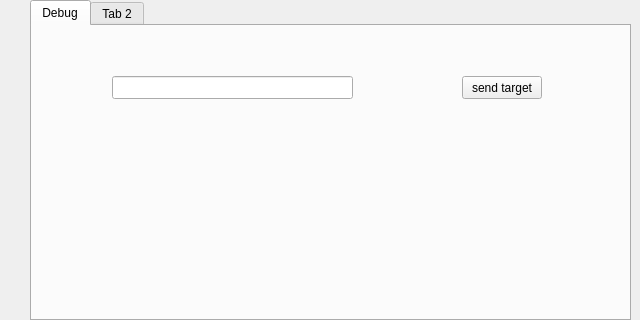
Old version of the form taskassignment.ui in the repository freealong/rik_client.
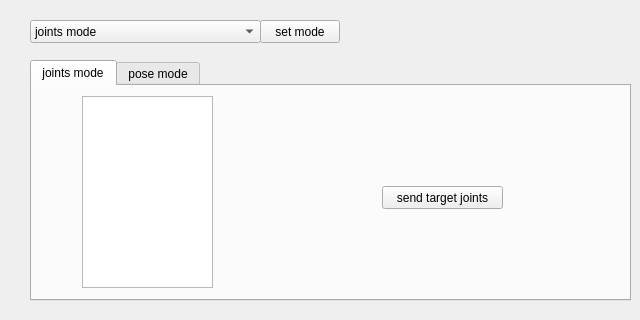
New version of the form. The open tabs and pages were chosen to show the change.

Commit message: add send control mode

Diff of the .ui file:
```diff
--- a/taskassignment.ui
+++ b/taskassignment.ui
@@ -17,9 +17,9 @@
    <property name="geometry">
     <rect>
      <x>30</x>
-     <y>0</y>
+     <y>60</y>
      <width>601</width>
-     <height>321</height>
+     <height>241</height>
     </rect>
    </property>
    <property name="currentIndex">
@@ -27,50 +27,93 @@
    </property>
    <widget class="QWidget" name="tab_debug">
     <attribute name="title">
-     <string>Debug</string>
+     <string>joints mode</string>
+    </attribute>
+    <widget class="QPushButton" name="send_joints_btn">
+     <property name="geometry">
+      <rect>
+       <x>350</x>
+       <y>100</y>
+       <width>121</width>
+       <height>23</height>
+      </rect>
+     </property>
+     <property name="text">
+      <string>send target joints</string>
+     </property>
+    </widget>
+    <widget class="QListWidget" name="listWidget">
+     <property name="geometry">
+      <rect>
+       <x>50</x>
+       <y>10</y>
+       <width>131</width>
+       <height>192</height>
+      </rect>
+     </property>
+    </widget>
+   </widget>
+   <widget class="QWidget" name="tab_target">
+    <attribute name="title">
+     <string>pose mode</string>
     </attribute>
     <widget class="QLineEdit" name="lineEdit">
      <property name="geometry">
       <rect>
-       <x>80</x>
+       <x>50</x>
        <y>50</y>
        <width>241</width>
        <height>23</height>
       </rect>
      </property>
     </widget>
-    <widget class="QPushButton" name="pushButton">
+    <widget class="QPushButton" name="send_pose_btn">
      <property name="geometry">
       <rect>
-       <x>430</x>
+       <x>359</x>
        <y>50</y>
-       <width>80</width>
+       <width>121</width>
        <height>23</height>
       </rect>
      </property>
      <property name="text">
-      <string>send target</string>
+      <string>send target pose</string>
      </property>
     </widget>
    </widget>
-   <widget class="QWidget" name="tab_2">
-    <attribute name="title">
-     <string>Tab 2</string>
-    </attribute>
-    <widget class="QSlider" name="horizontalSlider">
-     <property name="geometry">
-      <rect>
-       <x>40</x>
-       <y>40</y>
-       <width>160</width>
-       <height>16</height>
-      </rect>
-     </property>
-     <property name="orientation">
-      <enum>Qt::Horizontal</enum>
-     </property>
-    </widget>
-   </widget>
+  </widget>
+  <widget class="QComboBox" name="comboBox">
+   <property name="geometry">
+    <rect>
+     <x>30</x>
+     <y>20</y>
+     <width>231</width>
+     <height>23</height>
+    </rect>
+   </property>
+   <item>
+    <property name="text">
+     <string>joints mode</string>
+    </property>
+   </item>
+   <item>
+    <property name="text">
+     <string>pose mode</string>
+    </property>
+   </item>
+  </widget>
+  <widget class="QPushButton" name="set_mode_btn">
+   <property name="geometry">
+    <rect>
+     <x>260</x>
+     <y>20</y>
+     <width>80</width>
+     <height>23</height>
+    </rect>
+   </property>
+   <property name="text">
+    <string>set mode</string>
+   </property>
   </widget>
  </widget>
  <resources/>
```
Left out of the diff: 4 changed lines with no effect on the pictures. The commit also changes 6 other files.
